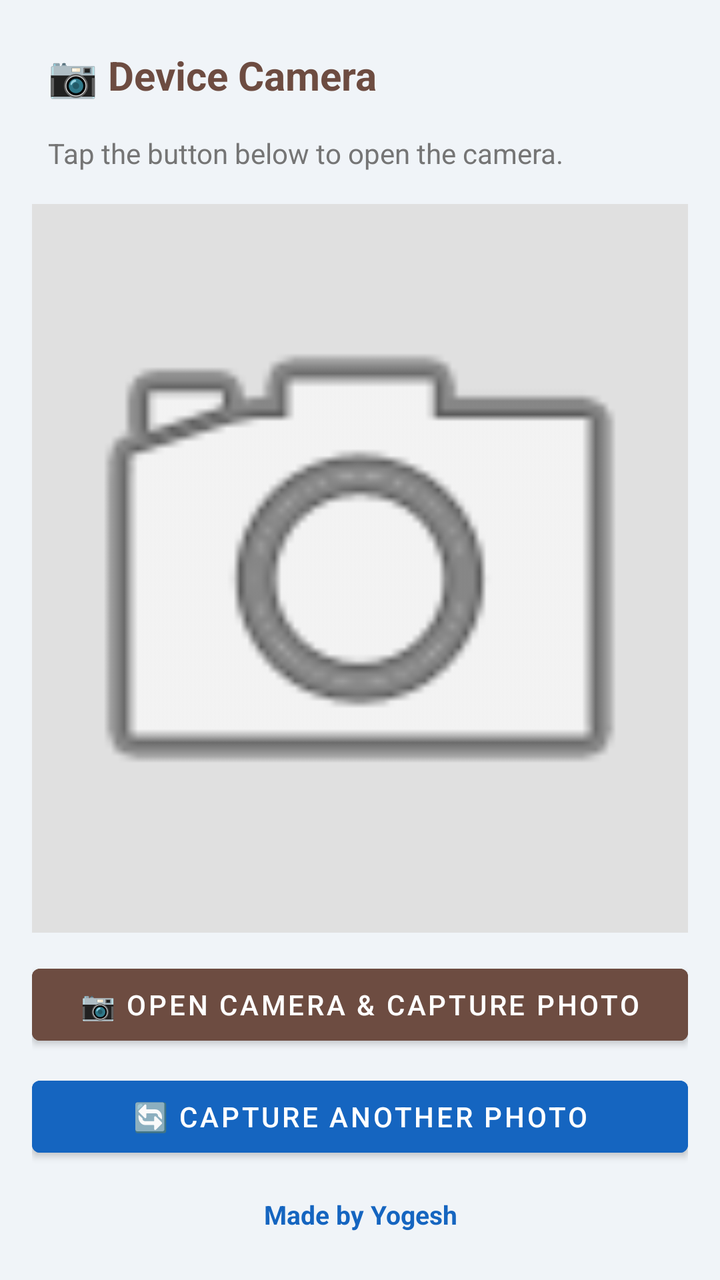
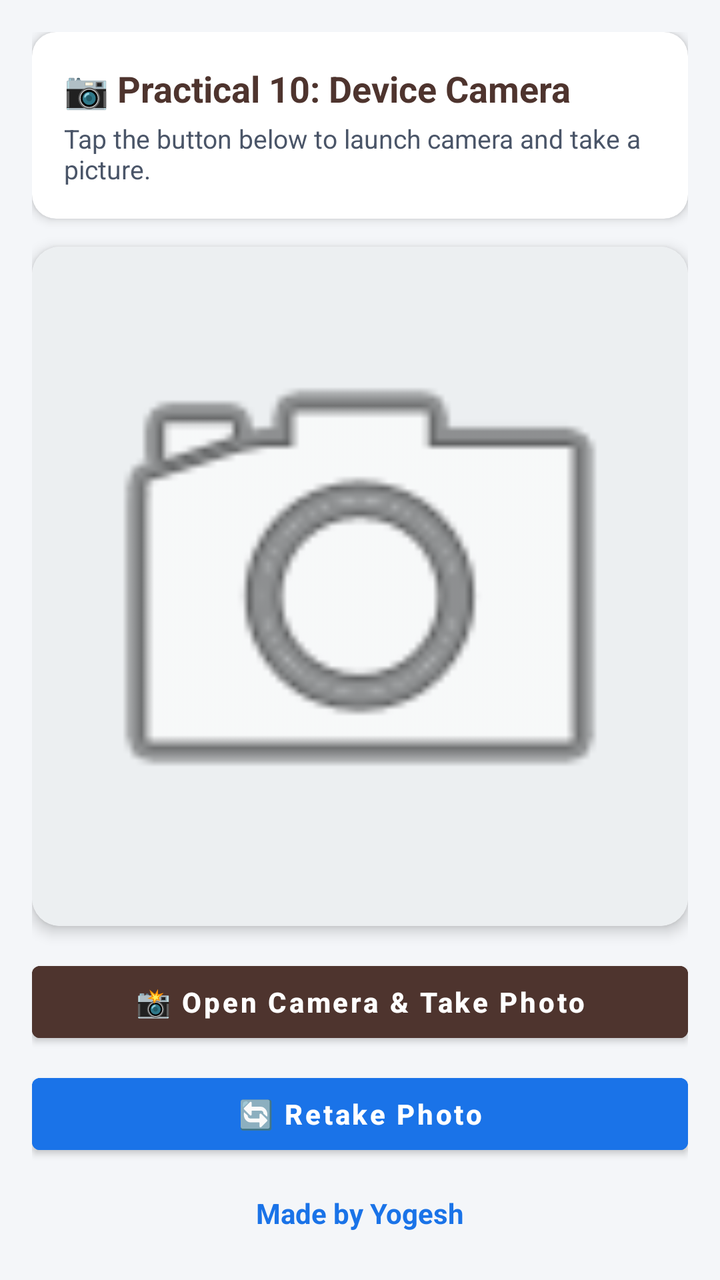

Screens rendered from an Android XML layout before and after an edit, with the pre-edit source and the edit as a unified diff.
<!-- AndroidManifest.xml: application theme Theme.AndroidLabPracticals -->
<!-- res/layout/activity_camera.xml -->
<?xml version="1.0" encoding="utf-8"?>
<LinearLayout xmlns:android="http://schemas.android.com/apk/res/android"
    android:layout_width="match_parent"
    android:layout_height="match_parent"
    android:orientation="vertical"
    android:background="@color/dashboard_bg"
    android:padding="16dp">

    <TextView
        android:layout_width="match_parent"
        android:layout_height="wrap_content"
        android:text="📷 Device Camera"
        android:textSize="20sp"
        android:textStyle="bold"
        android:textColor="@color/p10_color"
        android:padding="8dp" />

    <TextView
        android:id="@+id/tv_camera_status"
        android:layout_width="match_parent"
        android:layout_height="wrap_content"
        android:text="Tap the button below to open the camera."
        android:textSize="14sp"
        android:textColor="@color/text_secondary"
        android:padding="8dp"
        android:layout_marginBottom="8dp" />

    <ImageView
        android:id="@+id/iv_photo"
        android:layout_width="match_parent"
        android:layout_height="0dp"
        android:layout_weight="1"
        android:scaleType="fitCenter"
        android:background="#E0E0E0"
        android:contentDescription="Captured photo"
        android:src="@android:drawable/ic_menu_camera"
        android:layout_marginBottom="12dp" />

    <Button
        android:id="@+id/btn_capture"
        android:layout_width="match_parent"
        android:layout_height="wrap_content"
        android:text="📷 Open Camera &amp; Capture Photo"
        android:backgroundTint="@color/p10_color"
        android:layout_marginBottom="8dp" />

    <Button
        android:id="@+id/btn_capture_another"
        android:layout_width="match_parent"
        android:layout_height="wrap_content"
        android:text="🔄 Capture Another Photo"
        android:backgroundTint="@color/colorPrimary"
        android:layout_marginBottom="8dp" />

    <TextView
        android:layout_width="match_parent"
        android:layout_height="wrap_content"
        android:text="Made by Yogesh"
        android:textColor="@color/colorPrimary"
        android:textSize="13sp"
        android:textStyle="bold"
        android:gravity="center"
        android:padding="8dp" />

</LinearLayout>
<!-- resources referenced by this layout -->
<resources>
  <color name="colorPrimary">#1565C0</color>
  <color name="dashboard_bg">#F0F4F8</color>
  <color name="p10_color">#6D4C41</color>
  <color name="text_secondary">#757575</color>
  <style name="Theme.AndroidLabPracticals" parent="Theme.MaterialComponents.DayNight.DarkActionBar">
          <item name="colorPrimary">@color/colorPrimary</item>
          <item name="colorPrimaryVariant">@color/colorPrimaryDark</item>
          <item name="colorOnPrimary">@color/white</item>
          <item name="colorSecondary">@color/colorAccent</item>
          <item name="colorOnSecondary">@color/white</item>
          <item name="android:statusBarColor">@color/colorPrimaryDark</item>
      </style>
  <color name="colorPrimaryDark">#0D47A1</color>
  <color name="white">#FFFFFF</color>
  <color name="colorAccent">#FF6F00</color>
</resources>

<!-- the commit's change to res/layout/activity_camera.xml (unified diff, before → after) -->
@@ -1,46 +1,75 @@
 <?xml version="1.0" encoding="utf-8"?>
 <LinearLayout xmlns:android="http://schemas.android.com/apk/res/android"
+    xmlns:app="http://schemas.android.com/apk/res-auto"
     android:layout_width="match_parent"
     android:layout_height="match_parent"
     android:orientation="vertical"
     android:background="@color/dashboard_bg"
     android:padding="16dp">
 
-    <TextView
+    
+    <androidx.cardview.widget.CardView
         android:layout_width="match_parent"
         android:layout_height="wrap_content"
-        android:text="📷 Device Camera"
-        android:textSize="20sp"
-        android:textStyle="bold"
-        android:textColor="@color/p10_color"
-        android:padding="8dp" />
+        android:layout_marginBottom="14dp"
+        app:cardCornerRadius="12dp"
+        app:cardElevation="3dp"
+        app:cardBackgroundColor="@color/card_bg">
 
-    <TextView
-        android:id="@+id/tv_camera_status"
-        android:layout_width="match_parent"
-        android:layout_height="wrap_content"
-        android:text="Tap the button below to open the camera."
-        android:textSize="14sp"
-        android:textColor="@color/text_secondary"
-        android:padding="8dp"
-        android:layout_marginBottom="8dp" />
+        <LinearLayout
+            android:layout_width="match_parent"
+            android:layout_height="wrap_content"
+            android:orientation="vertical"
+            android:padding="16dp">
 
-    <ImageView
-        android:id="@+id/iv_photo"
+            <TextView
+                android:layout_width="wrap_content"
+                android:layout_height="wrap_content"
+                android:text="📷 Practical 10: Device Camera"
+                android:textSize="18sp"
+                android:textStyle="bold"
+                android:textColor="@color/p10_color" />
+
+            <TextView
+                android:id="@+id/tv_camera_status"
+                android:layout_width="match_parent"
+                android:layout_height="wrap_content"
+                android:text="Tap the button below to launch camera and take a picture."
+                android:textSize="13sp"
+                android:textColor="@color/text_secondary"
+                android:layout_marginTop="4dp" />
+        </LinearLayout>
+    </androidx.cardview.widget.CardView>
+
+    
+    <androidx.cardview.widget.CardView
         android:layout_width="match_parent"
         android:layout_height="0dp"
         android:layout_weight="1"
-        android:scaleType="fitCenter"
-        android:background="#E0E0E0"
-        android:contentDescription="Captured photo"
-        android:src="@android:drawable/ic_menu_camera"
-        android:layout_marginBottom="12dp" />
+        android:layout_marginBottom="14dp"
+        app:cardCornerRadius="14dp"
+        app:cardElevation="4dp"
+        app:cardBackgroundColor="@color/card_bg">
+
+        <ImageView
+            android:id="@+id/iv_photo"
+            android:layout_width="match_parent"
+            android:layout_height="match_parent"
+            android:scaleType="fitCenter"
+            android:padding="12dp"
+            android:background="#ECEFF1"
+            android:contentDescription="Captured photo preview"
+            android:src="@android:drawable/ic_menu_camera" />
+    </androidx.cardview.widget.CardView>
 
     <Button
         android:id="@+id/btn_capture"
         android:layout_width="match_parent"
         android:layout_height="wrap_content"
-        android:text="📷 Open Camera &amp; Capture Photo"
+        android:text="📸 Open Camera &amp; Take Photo"
+        android:textAllCaps="false"
+        android:textStyle="bold"
+        android:textColor="@color/white"
         android:backgroundTint="@color/p10_color"
         android:layout_marginBottom="8dp" />
 
@@ -48,7 +77,10 @@
         android:id="@+id/btn_capture_another"
         android:layout_width="match_parent"
         android:layout_height="wrap_content"
-        android:text="🔄 Capture Another Photo"
+        android:text="🔄 Retake Photo"
+        android:textAllCaps="false"
+        android:textStyle="bold"
+        android:textColor="@color/white"
         android:backgroundTint="@color/colorPrimary"
         android:layout_marginBottom="8dp" />
 
@@ -57,7 +89,7 @@
         android:layout_height="wrap_content"
         android:text="Made by Yogesh"
         android:textColor="@color/colorPrimary"
-        android:textSize="13sp"
+        android:textSize="14sp"
         android:textStyle="bold"
         android:gravity="center"
         android:padding="8dp" />
<!-- resource entries referenced after the edit -->
@@ -1,19 +1,37 @@
 <!-- resources referenced by this layout -->
 <resources>
-  <color name="colorPrimary">#1565C0</color>
-  <color name="dashboard_bg">#F0F4F8</color>
-  <color name="p10_color">#6D4C41</color>
-  <color name="text_secondary">#757575</color>
-  <style name="Theme.AndroidLabPracticals" parent="Theme.MaterialComponents.DayNight.DarkActionBar">
+  <color name="card_bg">#FFFFFF</color>
+  <color name="colorPrimary">#1A73E8</color>
+  <color name="dashboard_bg">#F4F6F9</color>
+  <color name="p10_color">#4E342E</color>
+  <color name="text_secondary">#4A5568</color>
+  <style name="Theme.AndroidLabPracticals" parent="Theme.MaterialComponents.Light.DarkActionBar">
+          
           <item name="colorPrimary">@color/colorPrimary</item>
           <item name="colorPrimaryVariant">@color/colorPrimaryDark</item>
           <item name="colorOnPrimary">@color/white</item>
+          
           <item name="colorSecondary">@color/colorAccent</item>
           <item name="colorOnSecondary">@color/white</item>
+          
           <item name="android:statusBarColor">@color/colorPrimaryDark</item>
+  
+          
+          <item name="android:textColor">@color/text_primary</item>
+          <item name="android:textColorPrimary">@color/text_primary</item>
+          <item name="android:textColorSecondary">@color/text_secondary</item>
+          <item name="android:editTextColor">@color/text_primary</item>
+          <item name="android:textColorHint">@color/text_hint</item>
+  
+          
+          <item name="android:windowBackground">@color/dashboard_bg</item>
+          <item name="colorSurface">@color/card_bg</item>
+          <item name="colorOnSurface">@color/text_primary</item>
       </style>
-  <color name="colorPrimaryDark">#0D47A1</color>
+  <color name="colorPrimaryDark">#1557B0</color>
   <color name="white">#FFFFFF</color>
-  <color name="colorAccent">#FF6F00</color>
+  <color name="colorAccent">#FF6D00</color>
+  <color name="text_primary">#1A1A1A</color>
+  <color name="text_hint">#718096</color>
 </resources>
 
